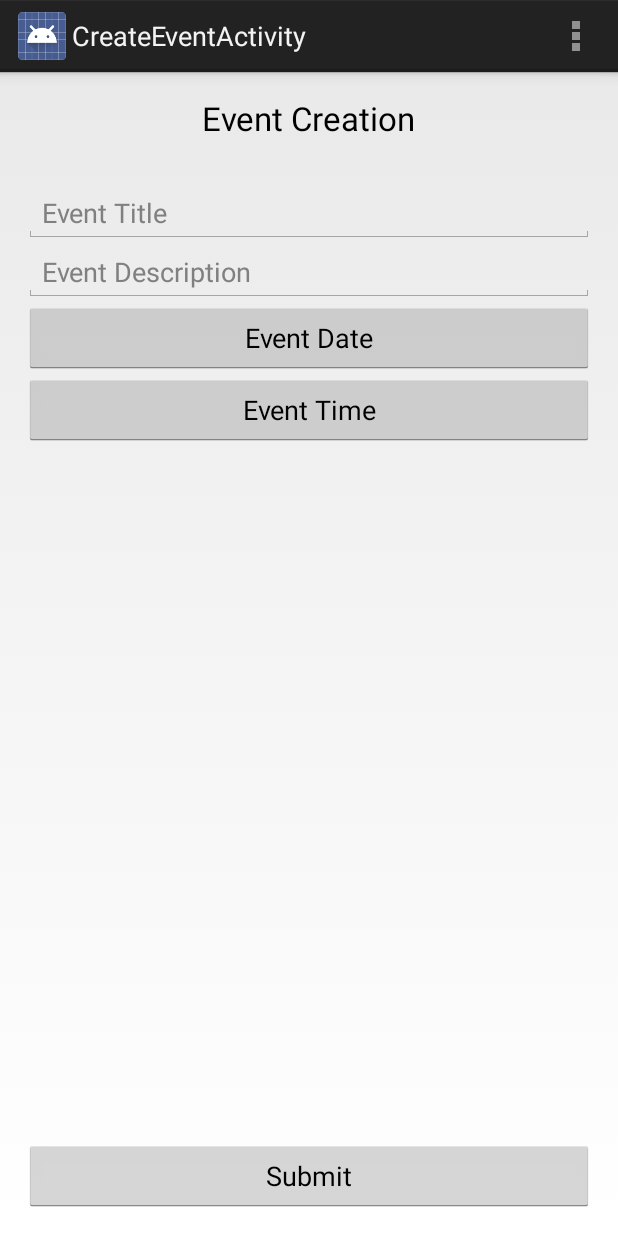
After one commit to rthill91/Gather, an Android app: the CreateEventActivity screen opened directly, with no data from a screen before it, on a phone screen of 412 x 824 dp. The commit adds this screen. Run offline under Robolectric (Android 15) with nearby library versions, the phone set to English and light mode, and no system bars; 1 statement that could not run was skipped.

Commit message:
Added event creation page (non-functioning)

```diff
--- a/Gather/app/src/main/AndroidManifest.xml
+++ b/Gather/app/src/main/AndroidManifest.xml
@@ -47,6 +47,10 @@
             android:name="com.desperateundergadstudio.gather.EventActivity"
             android:label="@string/title_activity_event" >
         </activity>
+        <activity
+            android:name="com.desperateundergadstudio.gather.CreateEventActivity"
+            android:label="@string/title_activity_create_event" >
+        </activity>
     </application>
 
 </manifest>
--- a/Gather/app/src/main/java/com/desperateundergadstudio/gather/Constants.java
+++ b/Gather/app/src/main/java/com/desperateundergadstudio/gather/Constants.java
@@ -9,5 +9,6 @@ public class Constants {
     static String logout = "/user/logout";
     static String register = "/user/register";
     static String getAttendingEvents = "/events/user/attending";
+    static String createEvent = "/events/create";
     static String session_prefs = "Session";
 }
--- /dev/null
+++ b/Gather/app/src/main/res/layout/activity_create_event.xml
@@ -0,0 +1,72 @@
+<RelativeLayout xmlns:android="http://schemas.android.com/apk/res/android"
+    xmlns:tools="http://schemas.android.com/tools" android:layout_width="match_parent"
+    android:layout_height="match_parent" android:paddingLeft="@dimen/activity_horizontal_margin"
+    android:paddingRight="@dimen/activity_horizontal_margin"
+    android:paddingTop="@dimen/activity_vertical_margin"
+    android:paddingBottom="@dimen/activity_vertical_margin"
+    tools:context="com.desperateundergadstudio.gather.CreateEventActivity">
+
+
+    <TextView
+        android:layout_width="wrap_content"
+        android:layout_height="wrap_content"
+        android:textAppearance="?android:attr/textAppearanceLarge"
+        android:text="Event Creation"
+        android:id="@+id/editText_createTitle"
+        android:layout_alignParentTop="true"
+        android:layout_centerHorizontal="true" />
+
+    <EditText
+        android:layout_width="fill_parent"
+        android:layout_height="wrap_content"
+        android:id="@+id/editText_eventName"
+        android:layout_below="@+id/editText_createTitle"
+        android:hint="Event Title"
+        android:layout_alignParentLeft="true"
+        android:layout_alignParentStart="true"
+        android:layout_marginTop="29dp" />
+
+    <EditText
+        android:layout_width="fill_parent"
+        android:layout_height="wrap_content"
+        android:inputType="textMultiLine"
+        android:ems="10"
+        android:id="@+id/editText_eventDescription"
+        android:hint="Event Description"
+        android:layout_below="@+id/editText_eventName"
+        android:layout_alignParentLeft="true"
+        android:layout_alignParentStart="true" />
+
+    <Button
+        android:layout_width="fill_parent"
+        android:layout_height="wrap_content"
+        android:text="Event Date"
+        android:id="@+id/button_date"
+        android:layout_below="@id/editText_eventDescription"/>
+
+    <Button
+        android:layout_width="fill_parent"
+        android:layout_height="wrap_content"
+        android:text="Event Time"
+        android:id="@+id/button_time"
+        android:layout_below="@id/button_date"/>
+
+    <ProgressBar
+        android:layout_width="wrap_content"
+        android:layout_height="wrap_content"
+        android:id="@+id/progress_submitSpinner"
+        style="?android:attr/progressBarStyleLarge"
+        android:layout_above="@+id/button_submit"
+        android:layout_centerHorizontal="true"
+        android:layout_centerVertical="true"
+        android:layout_marginBottom="42dp" />
+
+    <Button
+        android:layout_width="fill_parent"
+        android:layout_height="wrap_content"
+        android:text="Submit"
+        android:id="@+id/button_submit"
+        android:layout_alignParentBottom="true"
+        android:layout_alignParentLeft="true"
+        android:layout_alignParentStart="true" />
+</RelativeLayout>
--- /dev/null
+++ b/Gather/app/src/main/res/menu/menu_create_event.xml
@@ -0,0 +1,6 @@
+<menu xmlns:android="http://schemas.android.com/apk/res/android"
+    xmlns:tools="http://schemas.android.com/tools"
+    tools:context="com.desperateundergadstudio.gather.CreateEventActivity">
+    <item android:id="@+id/action_settings" android:title="@string/action_settings"
+        android:orderInCategory="100" android:showAsAction="never" />
+</menu>
--- a/Gather/app/src/main/res/values/strings.xml
+++ b/Gather/app/src/main/res/values/strings.xml
@@ -26,5 +26,6 @@
     <string name="pass_hint">Password</string>
     <string name="hello_world">Hello world!</string>
     <string name="title_activity_event">EventActivity</string>
+    <string name="title_activity_create_event">CreateEventActivity</string>
 
 </resources>
```
Also changed, not shown: Gather/app/src/main/java/com/desperateundergadstudio/gather/CreateEventActivity.java (added, +218 -0 lines), Gather/app/src/main/java/com/desperateundergadstudio/gather/MainActivity.java (+17 -1 lines), Gather/app/src/main/res/layout/activity_main.xml (+9 -0 lines).
